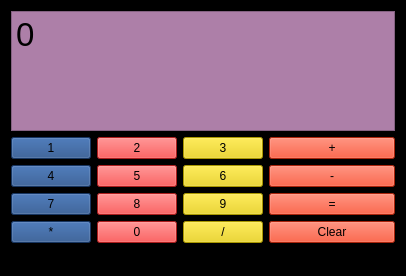
lzzy12/Calculator-QT, file calcwindow.ui: the form before one commit.
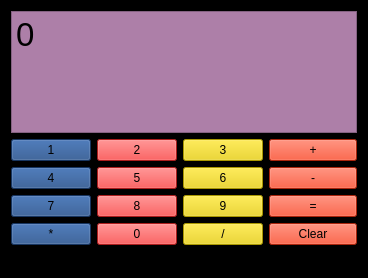
The form after the commit.

Commit message: Remove spacings (margins) between buttons

What changed in the file:
```diff
--- a/calcwindow.ui
+++ b/calcwindow.ui
@@ -6,8 +6,8 @@
    <rect>
     <x>0</x>
     <y>0</y>
-    <width>406</width>
-    <height>276</height>
+    <width>368</width>
+    <height>278</height>
    </rect>
   </property>
   <property name="windowTitle">
```
Left out of the diff: 10 changed lines with no effect on the pictures. The commit also changes 1 other file.
